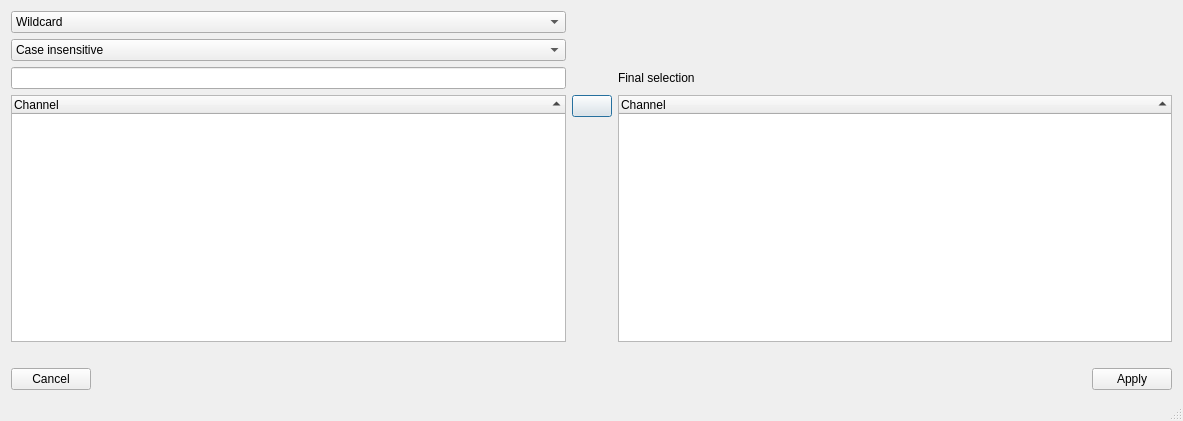
This is src/asammdf/gui/ui/simple_search_dialog.ui in danielhrisca/asammdf as Qt 5 draws it before an edit. The edited form follows.
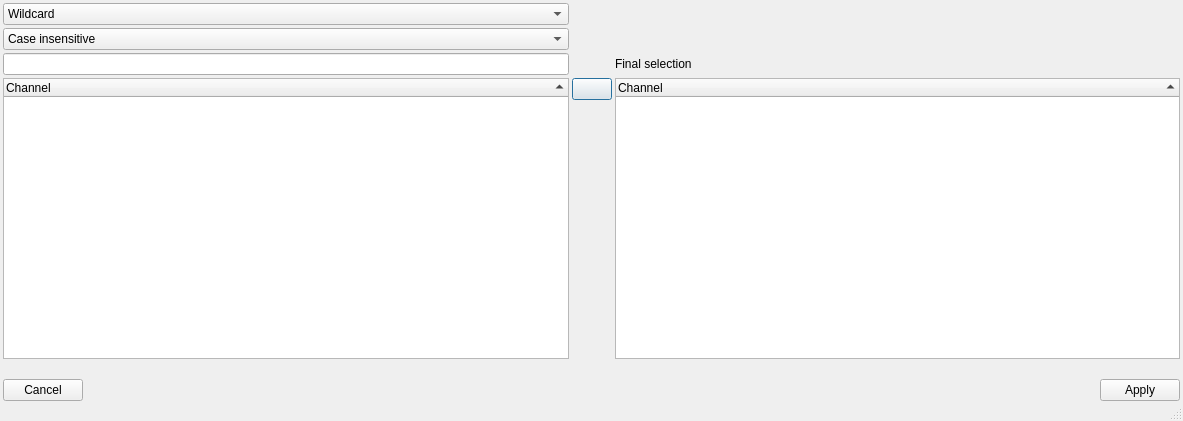
This is the edited form. Icons and pictures are not drawn.

```diff
--- a/src/asammdf/gui/ui/simple_search_dialog.ui
+++ b/src/asammdf/gui/ui/simple_search_dialog.ui
@@ -17,6 +17,21 @@
    <bool>true</bool>
   </property>
   <layout class="QGridLayout" name="gridLayout">
+   <property name="leftMargin">
+  <number>3</number>
+</property>
+   <property name="topMargin">
+  <number>3</number>
+</property>
+   <property name="rightMargin">
+  <number>3</number>
+</property>
+   <property name="bottomMargin">
+  <number>3</number>
+</property>
+   <property name="spacing">
+  <number>3</number>
+</property>
    <item row="3" column="0" rowspan="2">
     <widget class="QTreeWidget" name="matches">
      <property name="focusPolicy">
@@ -63,6 +78,9 @@
    </item>
    <item row="0" column="2">
     <layout class="QHBoxLayout" name="horizontalLayout_2">
+     <property name="spacing">
+  <number>3</number>
+</property>
      <item>
       <spacer name="horizontalSpacer">
        <property name="orientation">
@@ -128,6 +146,9 @@
    </item>
    <item row="6" column="0" colspan="3">
     <layout class="QHBoxLayout" name="horizontalLayout" stretch="0,1,0">
+     <property name="spacing">
+  <number>3</number>
+</property>
      <item>
       <widget class="QPushButton" name="cancel_btn">
        <property name="text">
```
Left out of the diff: 10 changed lines with no effect on the pictures.
